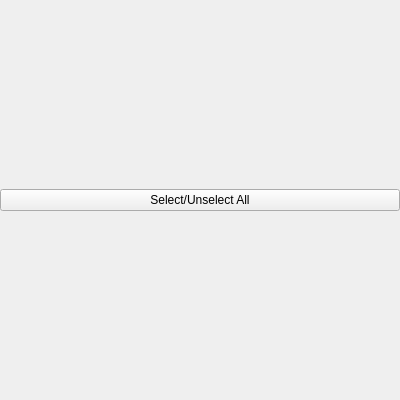
Above: Src/vocabularylearneditset.ui from Aryetis/Obenkyobo before the change. Below: the same form after it.
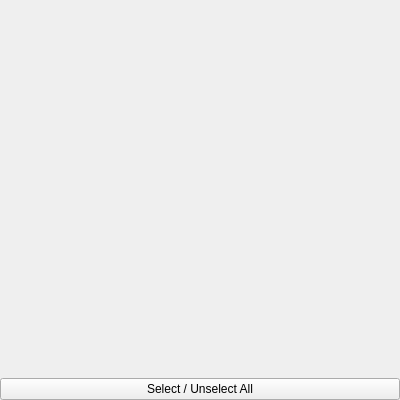
That is the form after the change.

```diff
--- a/Src/vocabularylearneditset.ui
+++ b/Src/vocabularylearneditset.ui
@@ -49,7 +49,7 @@
         <x>0</x>
         <y>0</y>
         <width>400</width>
-        <height>400</height>
+        <height>377</height>
        </rect>
       </property>
       <property name="sizePolicy">
@@ -79,19 +79,19 @@
          <property name="spacing">
           <number>0</number>
          </property>
-         <item>
-          <widget class="QPushButton" name="SelectAllButton">
-           <property name="text">
-            <string>Select/Unselect All</string>
-           </property>
-          </widget>
-         </item>
         </layout>
        </item>
       </layout>
      </widget>
     </widget>
    </item>
+   <item>
+    <widget class="QPushButton" name="SelectAllButton">
+     <property name="text">
+      <string>Select / Unselect All</string>
+     </property>
+    </widget>
+   </item>
   </layout>
  </widget>
  <resources/>
```
Left out of the diff: 3 changed lines with no effect on the pictures.
